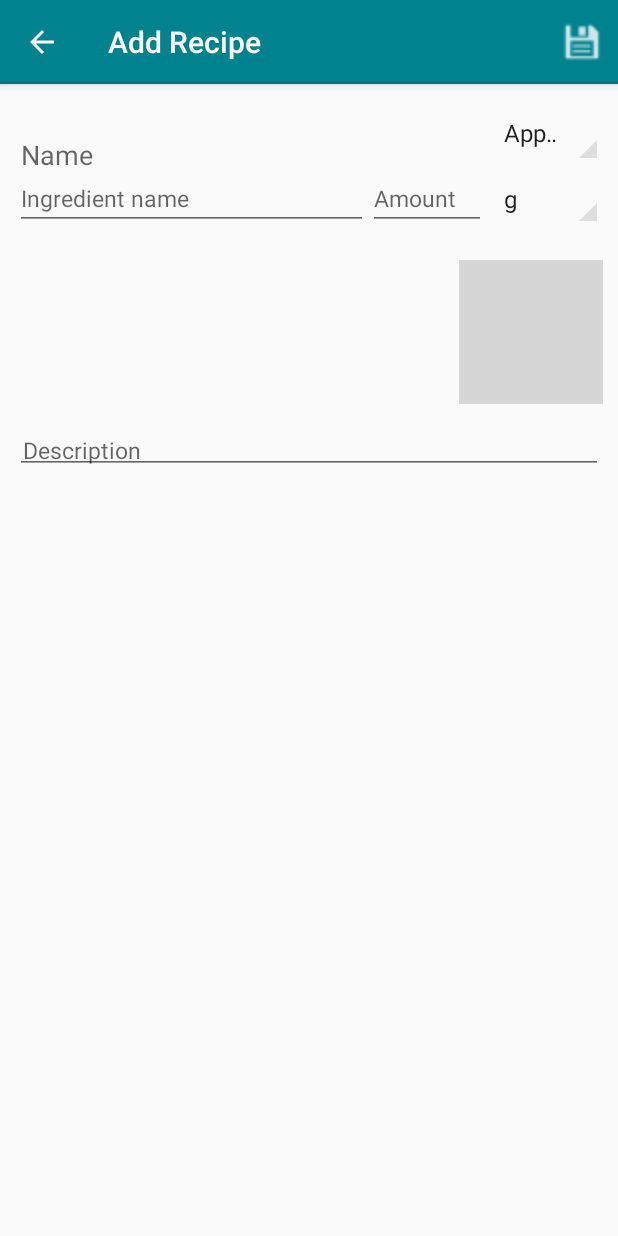
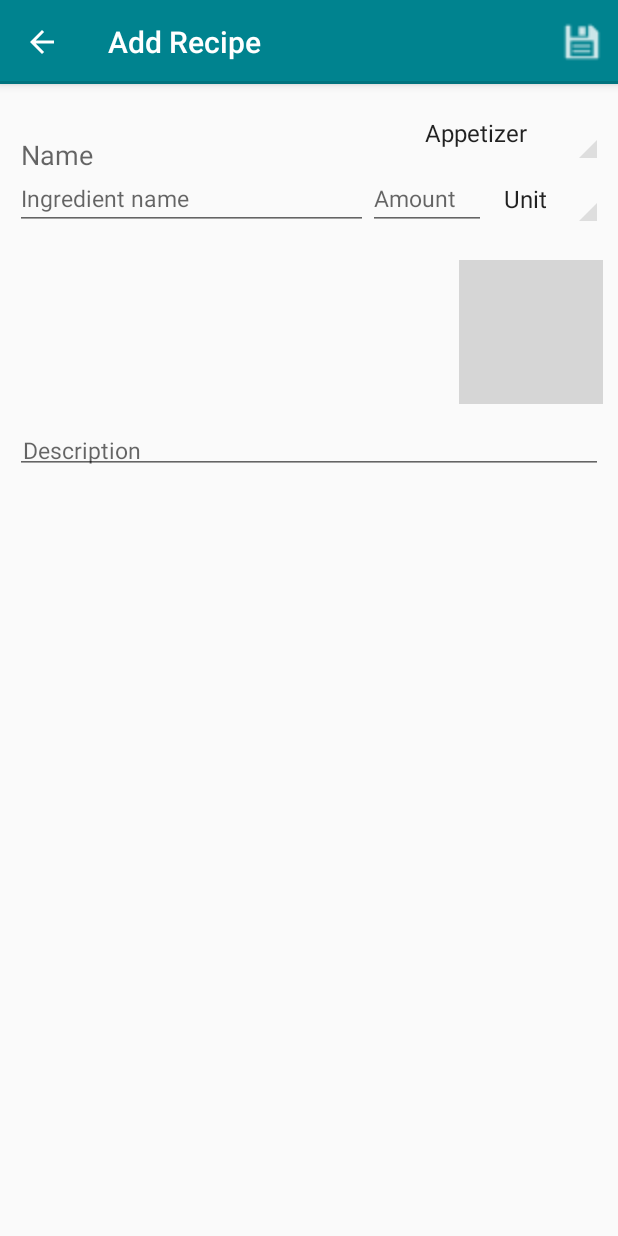
Before and after one commit to dizzledash/Recipe, an Android app: the AddRecipeActivity screen opened directly, with no data from a screen before it, on a phone screen of 412 x 824 dp. Run offline under Robolectric (Android 15) with nearby library versions, the phone set to English and light mode, and no system bars; grey boxes are pictures that could not be loaded.

Commit message:
style changes

```diff
--- a/app/src/main/res/layout/activity_add_recipe.xml
+++ b/app/src/main/res/layout/activity_add_recipe.xml
@@ -4,7 +4,10 @@
     android:layout_height="match_parent"
     android:orientation="vertical"
     android:padding="10dp"
-    tools:context="com.example.zwiesel.recipe_app.AddRecipeActivity">
+    tools:context="com.example.zwiesel.recipe_app.AddRecipeActivity"
+    android:textSize="20sp"
+    android:fontFamily="sans-serif-light"
+    android:textStyle="normal">
 
 
     <LinearLayout
@@ -25,7 +28,7 @@
         <Spinner
             android:layout_width="match_parent"
             android:layout_height="match_parent"
-            android:layout_weight="4"
+            android:layout_weight="2"
             android:id="@+id/spinner_category"
             android:spinnerMode="dropdown"
             android:background="@drawable/spinner_background_ab_example">
--- a/app/src/main/res/layout/activity_main.xml
+++ b/app/src/main/res/layout/activity_main.xml
@@ -9,7 +9,8 @@
         android:id="@+id/main_Content"
         android:layout_width="match_parent"
         android:layout_height="match_parent"
-        android:orientation="horizontal">
+        android:orientation="horizontal"
+        android:background="#ffffffff">
 
         <ScrollView
             android:layout_width="match_parent"
--- a/app/src/main/res/values/recource.xml
+++ b/app/src/main/res/values/recource.xml
@@ -1,11 +1,12 @@
 <?xml version="1.0" encoding="utf-8"?>
 <resources>
     <string-array name="unit_array">
+        <item>Unit</item>
         <item>g</item>
         <item>kg</item>
         <item>ml</item>
         <item>l</item>
-        <item>Stk</item>
+        <item>QTY</item>
     </string-array>
 
     <string-array name="category">
--- a/app/src/main/res/values/styles.xml
+++ b/app/src/main/res/values/styles.xml
@@ -5,7 +5,7 @@
         <item name="actionBarStyle">@style/OwnActionBar</item>
     </style>
 
-    <style name="OwnActionBar" parent="@style/Widget.AppCompat.Light.ActionBar.Solid.Inverse">
+    <style name="OwnActionBar" parent="@style/Widget.AppCompat.Light.ActionBar.Solid">
         <item name="android:background">@drawable/ab_solid_example</item>
         <item name="background">@drawable/ab_solid_example</item>
     </style>
```
Also changed, not shown: app/src/main/res/layout/drawer_item.xml (+6 -4 lines).
